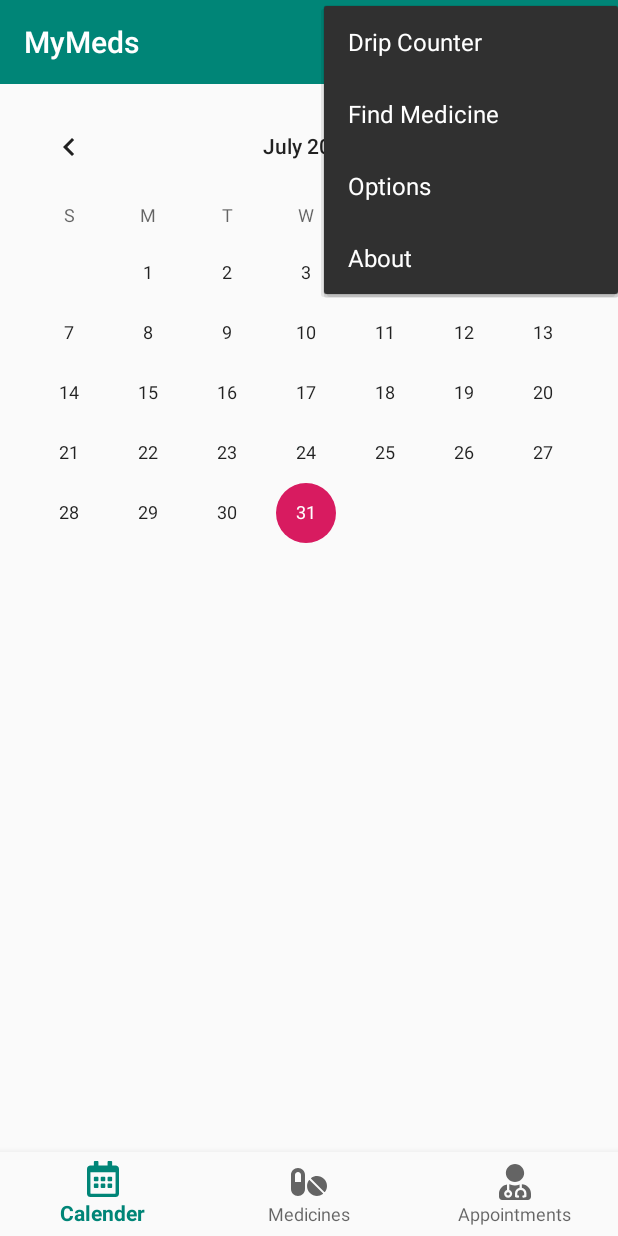
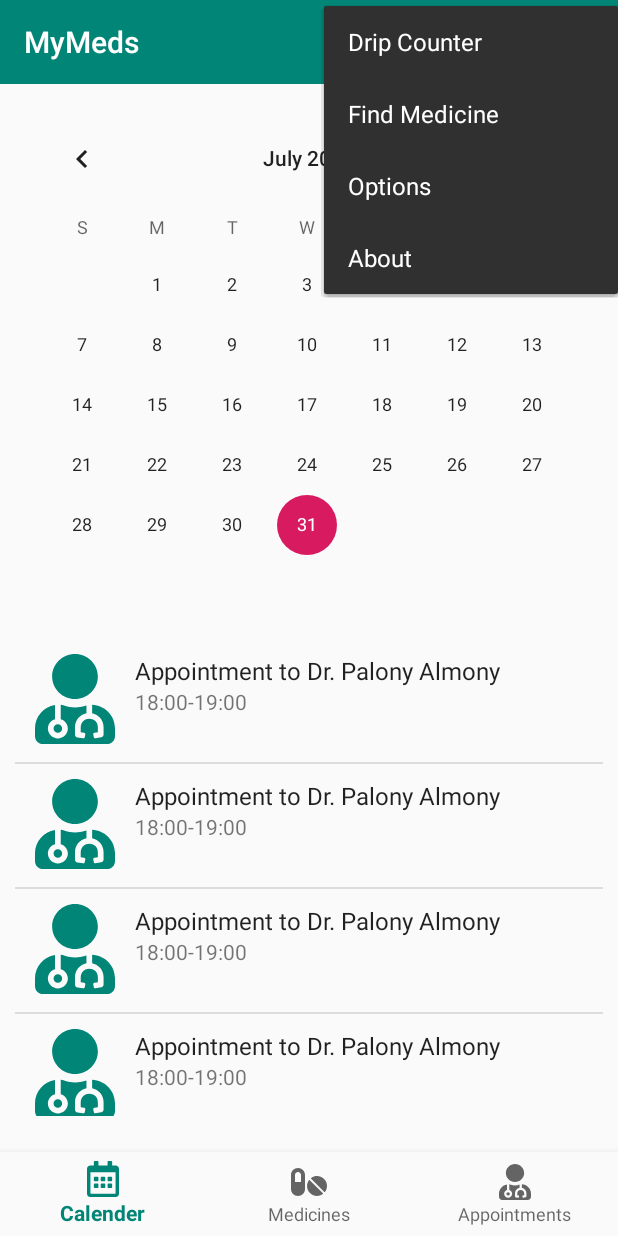
Before and after one commit to OmryRo/my_med, an Android app: the screen it shows after launch (HomeActivity), after a tap on "Open menu", on a phone screen of 412 x 824 dp. Run offline under Robolectric (Android 15) with nearby library versions, the phone set to English and light mode, and no system bars.

Commit message:
added the basic design for the calender page

```diff
--- a/app/src/main/java/il/ac/huji/cs/postpc/mymeds/CalenderFragment.java
+++ b/app/src/main/java/il/ac/huji/cs/postpc/mymeds/CalenderFragment.java
@@ -4,7 +4,11 @@ import android.content.Context;
 import android.net.Uri;
 import android.os.Bundle;
 
+import androidx.annotation.NonNull;
 import androidx.fragment.app.Fragment;
+import androidx.recyclerview.widget.DividerItemDecoration;
+import androidx.recyclerview.widget.LinearLayoutManager;
+import androidx.recyclerview.widget.RecyclerView;
 
 import android.view.LayoutInflater;
 import android.view.View;
@@ -14,13 +18,41 @@ import android.view.ViewGroup;
 public class CalenderFragment extends Fragment {
 
     private CalenderFragmentListener listener;
+    private RecyclerView recyclerView;
 
     public CalenderFragment() {}
 
     @Override
     public View onCreateView(LayoutInflater inflater, ViewGroup container,
                              Bundle savedInstanceState) {
-        return inflater.inflate(R.layout.fragment_calender, container, false);
+        View view = inflater.inflate(R.layout.fragment_calender, container, false);
+        recyclerView = view.findViewById(R.id.event_container);
+
+        recyclerView.setAdapter(new RecyclerView.Adapter<ListItemHolder>() {
+            @NonNull
+            @Override
+            public ListItemHolder onCreateViewHolder(@NonNull ViewGroup parent, int viewType) {
+                return ListItemHolder.createHolder(parent);
+            }
+
+            @Override
+            public void onBindViewHolder(@NonNull ListItemHolder holder, int position) {
+                holder.setData(
+                        R.drawable.ic_user_md_solid,
+                        "Appointment to Dr. Palony Almony",
+                        "18:00-19:00"
+                );
+            }
+
+            @Override
+            public int getItemCount() {
+                return 4;
+            }
+        });
+        recyclerView.setLayoutManager(new LinearLayoutManager(getContext()));
+        recyclerView.addItemDecoration(new DividerItemDecoration(getContext(), DividerItemDecoration.VERTICAL));
+
+        return view;
     }
 
     @Override
--- a/app/src/main/res/layout/fragment_calender.xml
+++ b/app/src/main/res/layout/fragment_calender.xml
@@ -1,18 +1,49 @@
 <?xml version="1.0" encoding="utf-8"?>
 <FrameLayout xmlns:android="http://schemas.android.com/apk/res/android"
+    xmlns:app="http://schemas.android.com/apk/res-auto"
     xmlns:tools="http://schemas.android.com/tools"
     android:layout_width="match_parent"
     android:layout_height="match_parent"
     tools:context=".CalenderFragment">
 
-    <androidx.core.widget.NestedScrollView
+    <androidx.constraintlayout.widget.ConstraintLayout
         android:layout_width="match_parent"
-        android:layout_height="match_parent">
+        android:layout_height="match_parent"
+        >
 
         <CalendarView
+            android:id="@+id/calender_view"
             android:layout_width="match_parent"
-            android:layout_height="match_parent"></CalendarView>
+            android:layout_height="wrap_content"
+            android:layout_marginStart="10dp"
+            android:layout_marginTop="8dp"
+            android:layout_marginEnd="10dp"
+            app:layout_constraintEnd_toEndOf="parent"
+            app:layout_constraintStart_toStartOf="parent"
+            app:layout_constraintTop_toTopOf="parent" />
 
-    </androidx.core.widget.NestedScrollView>
+        <androidx.core.widget.NestedScrollView
+            android:id="@+id/scroll_view"
+            android:layout_width="match_parent"
+            android:layout_height="0dp"
+            android:layout_marginStart="10dp"
+            android:layout_marginTop="16dp"
+            android:layout_marginEnd="10dp"
+            android:layout_marginBottom="16dp"
+            app:layout_constraintBottom_toBottomOf="parent"
+            app:layout_constraintEnd_toEndOf="parent"
+            app:layout_constraintStart_toStartOf="parent"
+            app:layout_constraintTop_toBottomOf="@+id/calender_view">
+
+            <androidx.recyclerview.widget.RecyclerView
+                android:id="@+id/event_container"
+                android:layout_width="match_parent"
+                android:layout_height="wrap_content" />
+
+        </androidx.core.widget.NestedScrollView>
+
+    </androidx.constraintlayout.widget.ConstraintLayout>
+
+
 
 </FrameLayout>
```
